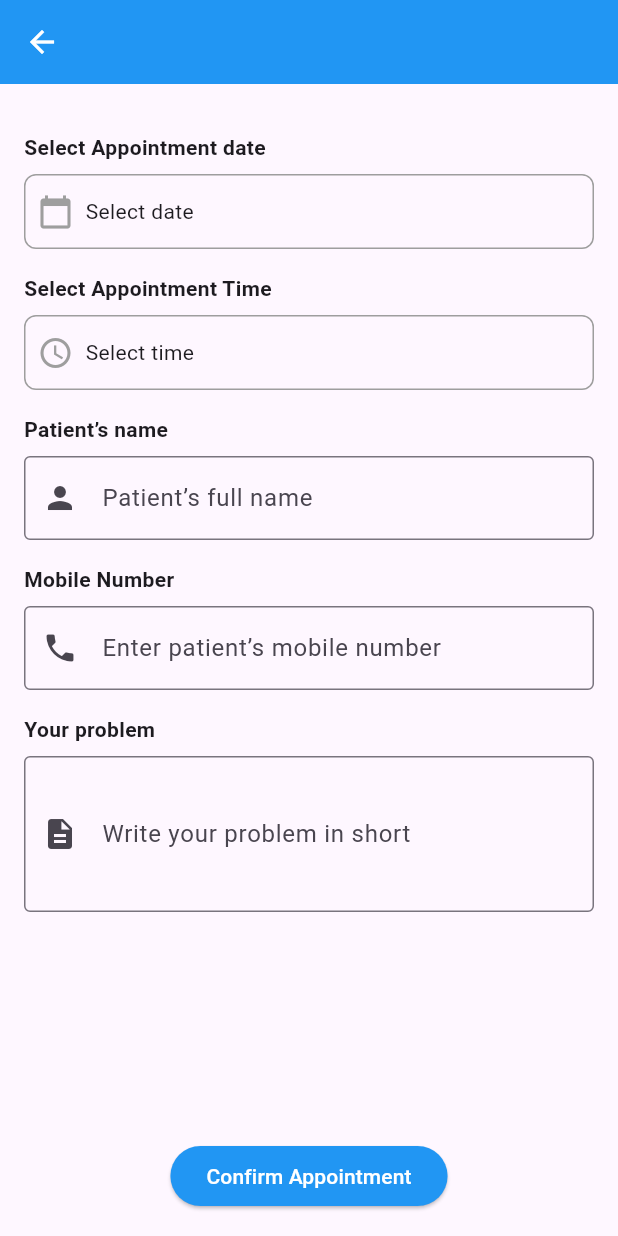
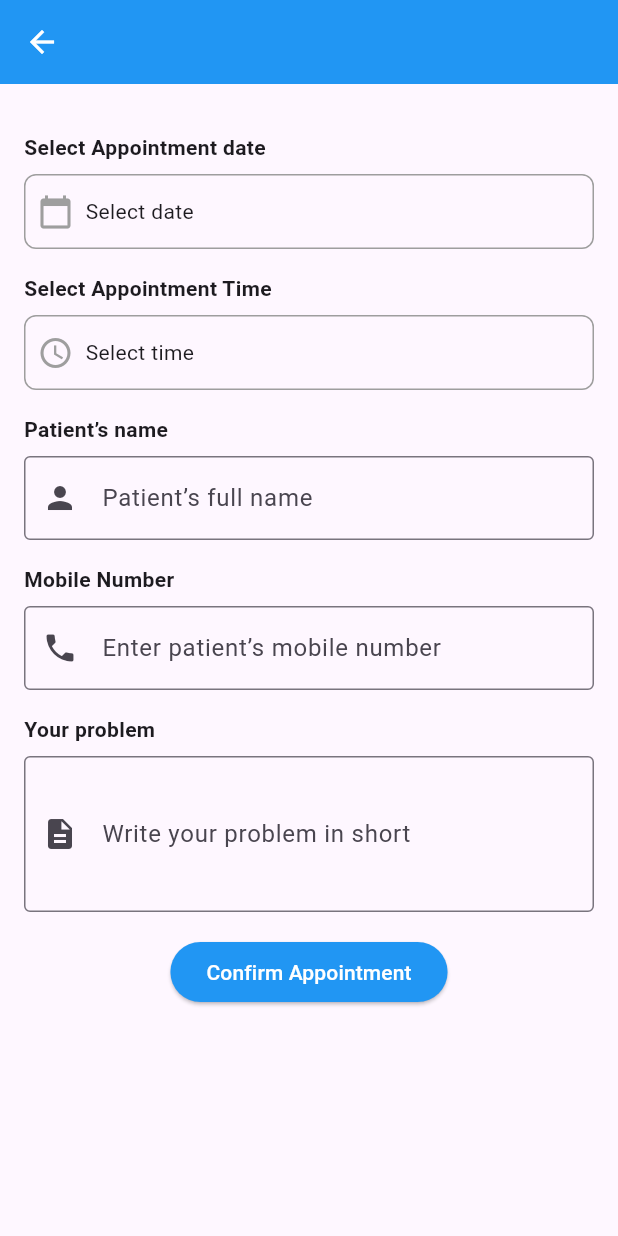
Before and after one commit to charite-uwatwembi/Group38_FlutterProject, a Flutter app: the BookingFormPage screen opened directly with empty values, on a phone screen of 412 x 824 dp. Run offline on Flutter 3.47's test engine with Material 3 defaults, Android fonts, the phone set to English and light mode, and no system bars; our stand-ins replace auto_size_text, get, velocity_x; Roboto replaces fonts that are missing (nunito).

Commit message:
updated booking form page

```diff
--- a/baho_app/lib/views/booking_view/bookingForm_view.dart
+++ b/baho_app/lib/views/booking_view/bookingForm_view.dart
@@ -14,7 +14,7 @@ class BookingFormPage extends StatelessWidget {
         titleTextStyle: TextStyle(color: Colors.white, fontSize: 20, fontWeight: FontWeight.bold),
         title: Text(doctorName),
       ),
-      body: Padding(
+      body: SingleChildScrollView(
         padding: const EdgeInsets.all(16.0),
         child: Column(
           crossAxisAlignment: CrossAxisAlignment.start,
@@ -99,7 +99,7 @@ class BookingFormPage extends StatelessWidget {
                 prefixIcon: Icon(Icons.description),
               ),
             ),
-            Spacer(),
+            SizedBox(height: 16),
             Center(
               child: ElevatedButton(
                 onPressed: () {
```
